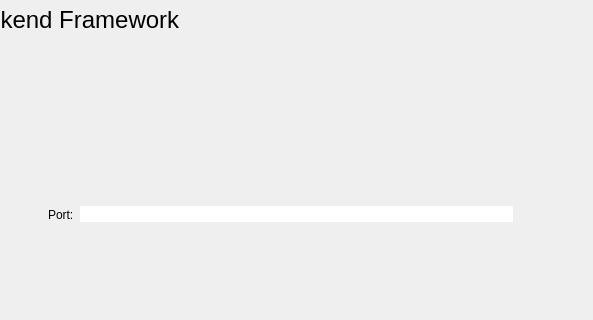
The window that src/components/backend-assistant/backendassistant.ui (RapidWebForge/RapidWebForgeApp) describes before a commit, drawn with Qt 5; both pictures show x 126 to 719 and y 280 to 600 of the 800 by 600 pixel window.
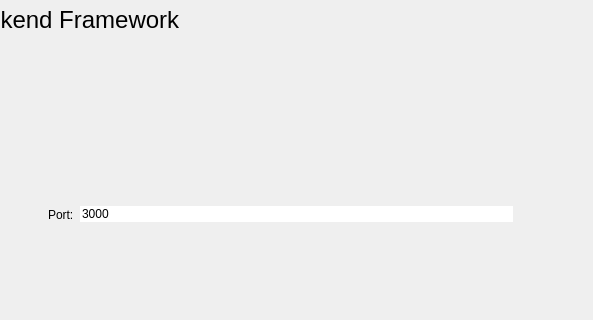
The same window after the commit. Icons and pictures are not drawn.

```diff
--- a/src/components/backend-assistant/backendassistant.ui
+++ b/src/components/backend-assistant/backendassistant.ui
@@ -96,7 +96,11 @@
        </widget>
       </item>
       <item>
-       <widget class="QLineEdit" name="portLineEdit"/>
+       <widget class="QLineEdit" name="portLineEdit">
+        <property name="text">
+         <string>3000</string>
+        </property>
+       </widget>
       </item>
      </layout>
     </widget>
```
